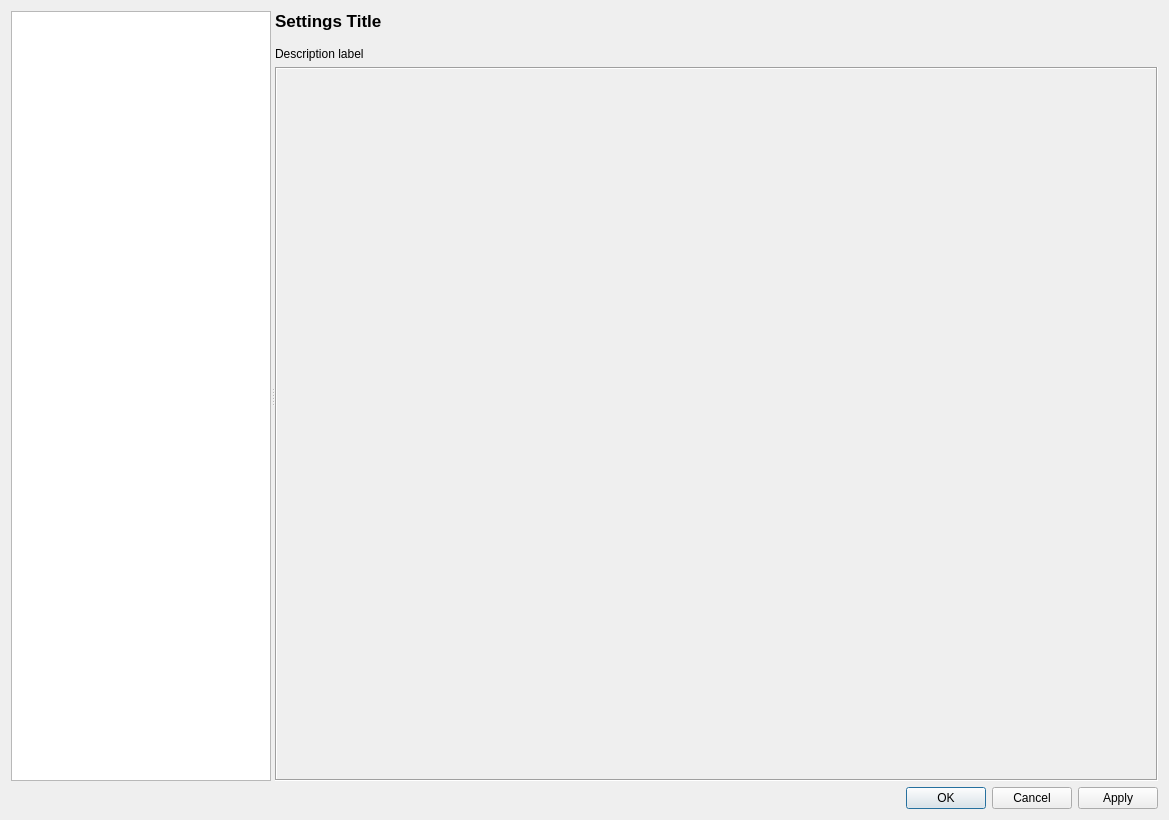
The window that Resources/ui_files/settings/settings_dialog.ui (MalloyDelacroix/DownloaderForReddit) describes before a commit, drawn with Qt 5.
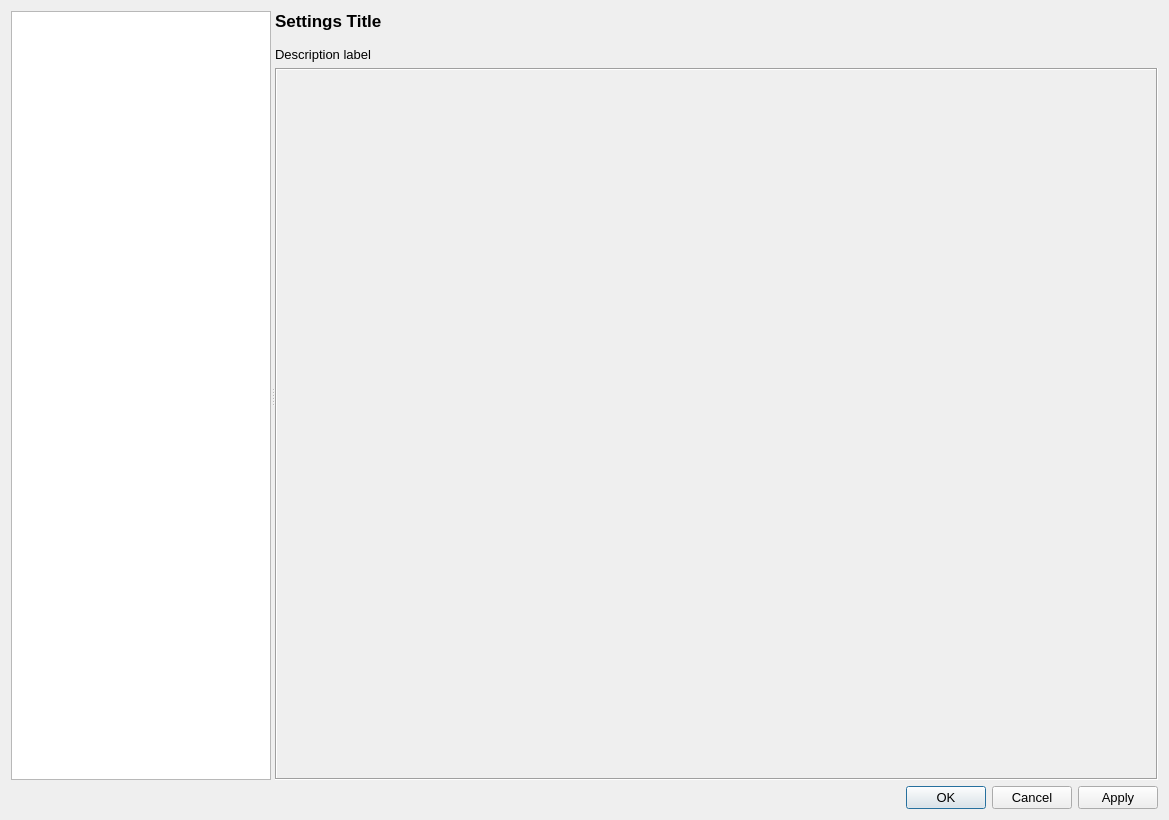
The same window after the commit. Icons and pictures are not drawn.

Commit message: Standardized settings dialog font size

```diff
--- a/Resources/ui_files/settings/settings_dialog.ui
+++ b/Resources/ui_files/settings/settings_dialog.ui
@@ -17,6 +17,11 @@
    <iconset>
     <normaloff>../../images/settings_single_gear.png</normaloff>../../images/settings_single_gear.png</iconset>
   </property>
+  <property name="font">
+    <font>
+      <pointsize>10</pointsize>
+    </font>
+  </property>
   <layout class="QVBoxLayout" name="verticalLayout_3">
    <item>
     <widget class="QSplitter" name="splitter">
```
The commit also changes 1 other file.
